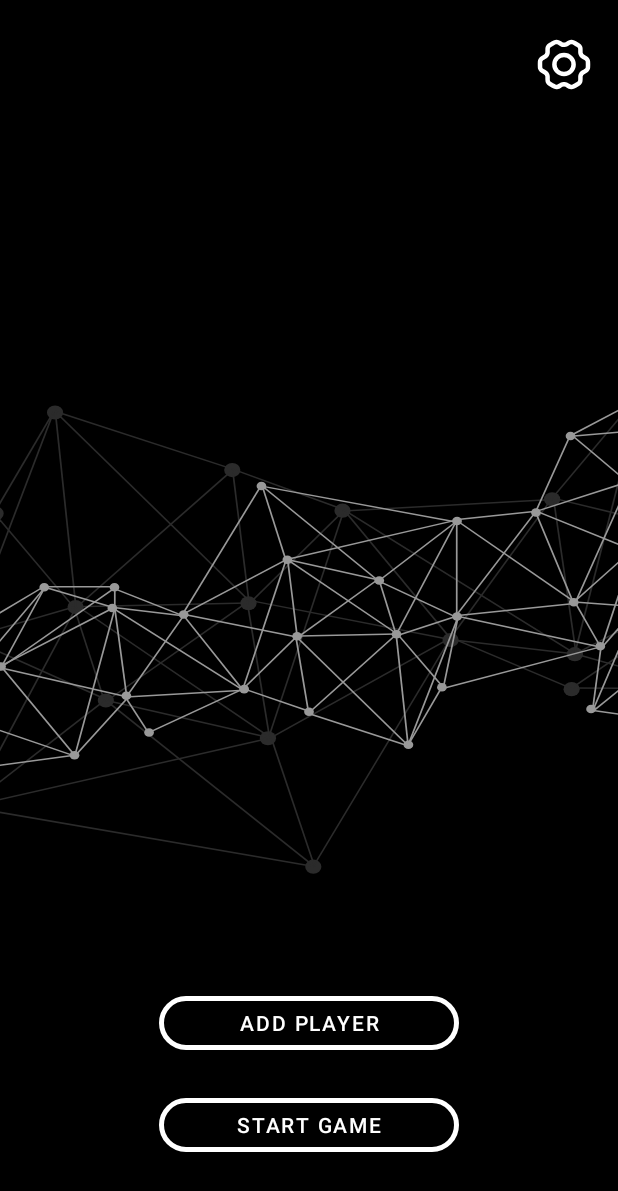
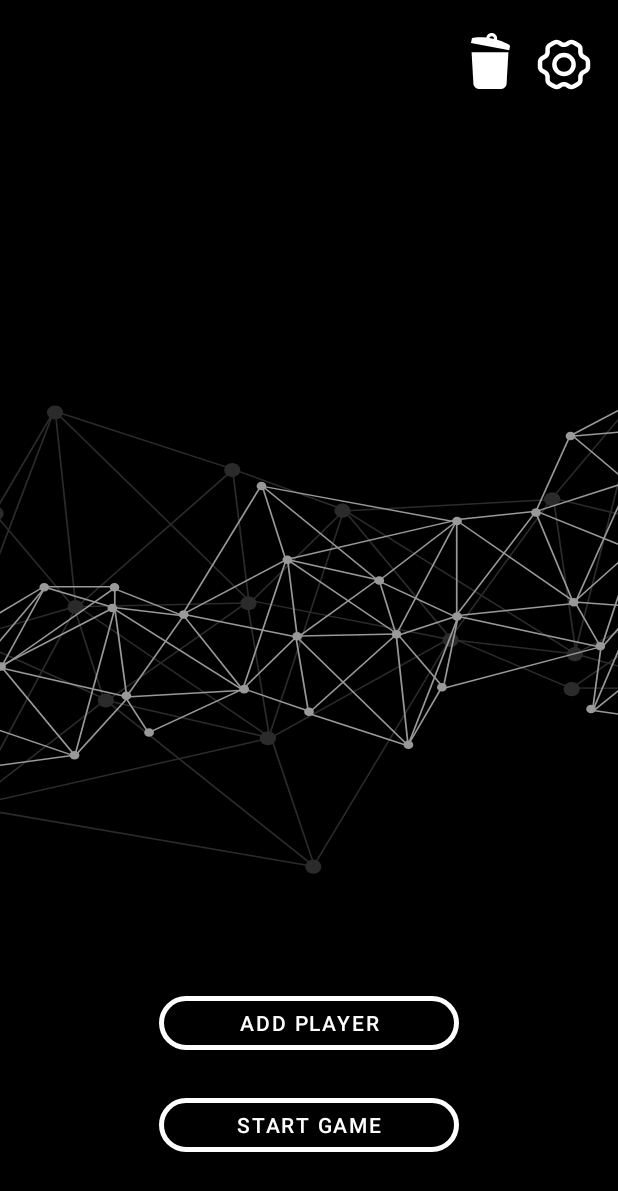
Before and after one commit to Tvinkvinter/MobileCroupier, an Android app: the screen it shows after launch (MainActivity), on a phone screen of 412 x 824 dp. Shown: the top 1191 px of the screen. Run offline under Robolectric (Android 15) with nearby library versions, the phone set to English and light mode, and no system bars.

Commit message:
feature: implement tile deleting

```diff
--- a/app/src/main/java/com/atarusov/pokerapp/MainActivity.kt
+++ b/app/src/main/java/com/atarusov/pokerapp/MainActivity.kt
@@ -1,10 +1,8 @@
 package com.atarusov.pokerapp
 
+import android.os.Bundle
 import androidx.appcompat.app.AppCompatActivity
-import android.os.Bundle
 import com.atarusov.pokerapp.databinding.ActivityMainBinding
-import com.atarusov.pokerapp.screens.ConfigureScreenFragment
-import com.atarusov.pokerapp.screens.GameScreenFragment
 
 class MainActivity : AppCompatActivity() {
 
--- a/app/src/main/java/com/atarusov/pokerapp/PlayersAdapter.kt
+++ b/app/src/main/java/com/atarusov/pokerapp/PlayersAdapter.kt
@@ -2,15 +2,21 @@ package com.atarusov.pokerapp
 
 import android.content.res.ColorStateList
 import android.view.LayoutInflater
+import android.view.View
 import android.view.ViewGroup
+import android.widget.ImageView
 import androidx.recyclerview.widget.RecyclerView
 import com.atarusov.pokerapp.databinding.PlayerTileBinding
 import com.atarusov.pokerapp.model.Player
 
-class OnClickListener(val clickListener: (player:Player) -> Unit){
+class OnClickListener(val clickListener: (player: Player) -> Unit) {
     fun onClick(player: Player) = clickListener(player)
 }
-class PlayersAdapter(private val clickListener: OnClickListener) : RecyclerView.Adapter<PlayersAdapter.PlayersViewHolder>() {
+
+class PlayersAdapter(
+    private val tileClickListener: OnClickListener,
+    private val crossClickListener: OnClickListener
+) : RecyclerView.Adapter<PlayersAdapter.PlayersViewHolder>() {
 
     var players: List<Player> = emptyList()
         set(newValue) {
@@ -18,6 +24,8 @@ class PlayersAdapter(private val clickListener: OnClickListener) : RecyclerView.
             //TODO: исправить выделение
             notifyDataSetChanged()
         }
+
+    var isInDeleteMode: Boolean = false
 
     override fun onCreateViewHolder(parent: ViewGroup, viewType: Int): PlayersViewHolder {
         val inflater = LayoutInflater.from(parent.context)
@@ -31,16 +39,30 @@ class PlayersAdapter(private val clickListener: OnClickListener) : RecyclerView.
         val player = players[position]
 
         holder.itemView.setOnClickListener {
-            clickListener.onClick(player)
+            tileClickListener.onClick(player)
+        }
+
+        holder.itemView.findViewById<ImageView>(R.id.deleting_cross).setOnClickListener {
+            crossClickListener.onClick(player)
         }
 
         with(holder.binding) {
             playerNameTv.text = player.name
             if (player.color != null) {
+                //TODO: get rid of the warning
                 playerNameTv.compoundDrawableTintList = ColorStateList.valueOf(player.color)
                 playerCard.setStrokeColor(ColorStateList.valueOf(player.color))
             }
         }
+
+        if (isInDeleteMode) {
+            holder.itemView.isEnabled = false
+            holder.itemView.findViewById<ImageView>(R.id.deleting_cross).visibility = View.VISIBLE
+        } else {
+            holder.itemView.isEnabled = true
+            holder.itemView.findViewById<ImageView>(R.id.deleting_cross).visibility = View.GONE
+        }
+
     }
 
     class PlayersViewHolder(
--- a/app/src/main/java/com/atarusov/pokerapp/screens/ConfigureScreenFragment.kt
+++ b/app/src/main/java/com/atarusov/pokerapp/screens/ConfigureScreenFragment.kt
@@ -1,6 +1,7 @@
 package com.atarusov.pokerapp.screens
 
 import android.app.AlertDialog
+import android.content.res.ColorStateList
 import android.graphics.Color
 import android.graphics.drawable.ColorDrawable
 import android.os.Bundle
@@ -40,9 +41,19 @@ class ConfigureScreenFragment : Fragment() {
         savedInstanceState: Bundle?
     ): View {
         binding = FragmentConfigureScreenBinding.inflate(inflater)
-        adapter = PlayersAdapter(OnClickListener {
-            showDialog(it)
-        })
+
+        binding.trashCanIc.setOnClickListener {
+            viewModel.switchDeleteMode()
+        }
+
+        adapter = PlayersAdapter(
+            tileClickListener = OnClickListener {
+                showDialog(it)
+            },
+            crossClickListener = OnClickListener {
+                viewModel.deletePlayer(it)
+            })
+        binding.playersList.adapter = adapter
 
         binding.addPlayerBtn.setOnClickListener {
             showDialog()
@@ -54,15 +65,28 @@ class ConfigureScreenFragment : Fragment() {
 
         viewModel.uiState.observe(viewLifecycleOwner) {
             adapter.players = it.players
-            if (it.maxPlayerCount) binding.addPlayerBtn.isEnabled = false
+
+            if (it.isInDeleteMode) {
+                binding.trashCanIc.imageTintList =
+                    ColorStateList.valueOf(requireContext().getColor(R.color.red))
+                adapter.isInDeleteMode = true
+                binding.addPlayerBtn.isEnabled = false
+                binding.startGameBtn.isEnabled = false
+            } else {
+                binding.trashCanIc.imageTintList =
+                    ColorStateList.valueOf(requireContext().getColor(R.color.white))
+                binding.addPlayerBtn.isEnabled = true
+                binding.startGameBtn.isEnabled = true
+                adapter.isInDeleteMode = false
+            }
+
+            if (it.maxPlayersCountReached) binding.addPlayerBtn.isEnabled = false
             when (it.message) {
                 Message.EMPTY_NAME -> showMessage(getString(R.string.empty_name_error_message))
                 Message.UNPICKED_COLOR -> showMessage(getString(R.string.unpicked_color_error_message))
                 null -> {}
             }
         }
-
-        binding.playersList.adapter = adapter
 
         val itemTouchHelper = ItemTouchHelper(object : ItemTouchHelper.SimpleCallback(
             ItemTouchHelper.UP or ItemTouchHelper.DOWN or ItemTouchHelper.START or ItemTouchHelper.END,
--- a/app/src/main/java/com/atarusov/pokerapp/screens/ConfigureScreenViewModel.kt
+++ b/app/src/main/java/com/atarusov/pokerapp/screens/ConfigureScreenViewModel.kt
@@ -13,22 +13,27 @@ enum class Message {
 
 data class ConfigureScreenUiState(
     val players: List<Player> = listOf(),
-    val maxPlayerCount: Boolean = players.size >= 8,
-    val message: Message? = null
+    val message: Message? = null,
+    val isInDeleteMode: Boolean = false
 )
 
+val ConfigureScreenUiState.maxPlayersCountReached: Boolean
+    get() = players.size >= 8
 val ConfigureScreenUiState.pickedColors: List<Int>
     get() = players.map { player -> player.color!! }.toList()
 
 class ConfigureScreenViewModel(
     private val playersService: PlayersService
-): ViewModel() {
+) : ViewModel() {
 
     private val _uiState = MutableLiveData(ConfigureScreenUiState())
     val uiState: LiveData<ConfigureScreenUiState> = _uiState
 
     private val listener: PlayersListener = { it ->
-        _uiState.value = ConfigureScreenUiState(it)
+        _uiState.value = ConfigureScreenUiState(
+            players = it,
+            isInDeleteMode = _uiState.value?.isInDeleteMode ?: false
+        )
     }
 
     init {
@@ -55,7 +60,7 @@ class ConfigureScreenViewModel(
                 players = _uiState.value!!.players,
                 message = Message.UNPICKED_COLOR
             )
-        else{
+        else {
             playersService.addPlayer(player)
             return true
         }
@@ -73,7 +78,7 @@ class ConfigureScreenViewModel(
                 players = _uiState.value!!.players,
                 message = Message.UNPICKED_COLOR
             )
-        else{
+        else {
             playersService.updatePlayer(player)
             return true
         }
@@ -92,7 +97,7 @@ class ConfigureScreenViewModel(
         playersService.deletePlayer(player)
     }
 
-    fun swapPlayers(position1: Int, position2: Int){
+    fun swapPlayers(position1: Int, position2: Int) {
         playersService.swapPlayers(position1, position2)
     }
 
@@ -102,4 +107,11 @@ class ConfigureScreenViewModel(
             message = null
         )
     }
+
+    fun switchDeleteMode() {
+        _uiState.value = ConfigureScreenUiState(
+            players = _uiState.value!!.players,
+            isInDeleteMode = !_uiState.value!!.isInDeleteMode
+        )
+    }
 }
--- /dev/null
+++ b/app/src/main/res/drawable/base_button_csl.xml
@@ -0,0 +1,14 @@
+<?xml version="1.0" encoding="utf-8"?>
+<selector xmlns:android="http://schemas.android.com/apk/res/android">
+    <item android:state_enabled="true"
+        android:state_pressed="true"
+        android:color="@color/light_gray"/>
+
+    <item android:state_enabled="true"
+        android:state_pressed="false"
+        android:color="@color/white"/>
+
+    <item android:state_enabled="false"
+        android:color="@color/translucent_white"/>
+
+</selector>
--- /dev/null
+++ b/app/src/main/res/drawable/ic_trash_can.xml
@@ -0,0 +1,12 @@
+<vector xmlns:android="http://schemas.android.com/apk/res/android"
+    android:width="26dp"
+    android:height="38dp"
+    android:viewportWidth="26"
+    android:viewportHeight="38">
+    <path
+        android:fillColor="#ffffff"
+        android:pathData="M1.604,33.905C1.711,35.747 3.308,37.253 5.151,37.253H9.31C11.154,37.253 14.172,37.253 16.016,37.253H20.175C22.018,37.253 23.615,35.747 23.722,33.905L24.944,12.835H0.383L1.604,33.905Z" />
+    <path
+        android:fillColor="#ffffff"
+        android:pathData="M25.443,7.787C25.104,7.559 22.118,5.785 17.383,4.438C17.387,4.416 17.392,4.395 17.396,4.374C17.774,2.372 16.458,0.443 14.457,0.065C12.455,-0.313 10.526,1.002 10.148,3.004C10.144,3.024 10.141,3.046 10.137,3.068C5.237,2.595 1.807,3.155 1.41,3.243C0.717,3.397 0.555,3.747 0.451,4.297C0.382,4.664 0,6.682 0,6.682L25.501,11.503C25.501,11.503 25.883,9.484 25.952,9.117C26.056,8.567 26.033,8.183 25.443,7.787ZM15.35,3.916C14.844,3.8 14.326,3.69 13.79,3.589C13.256,3.487 12.733,3.401 12.219,3.325C12.415,2.498 13.226,1.963 14.068,2.121C14.911,2.282 15.47,3.075 15.35,3.916Z" />
+</vector>
--- a/app/src/main/res/layout/activity_main.xml
+++ b/app/src/main/res/layout/activity_main.xml
@@ -19,17 +19,6 @@
         app:layout_constraintTop_toTopOf="parent"
         app:layout_constraintVertical_bias="0.499" />
 
-    <ImageButton
-        android:layout_width="wrap_content"
-        android:layout_height="wrap_content"
-        android:layout_marginTop="26dp"
-        android:layout_marginEnd="18dp"
-        android:background="@android:color/transparent"
-        android:contentDescription="TODO"
-        android:src="@drawable/ic_open_settings_button"
-        app:layout_constraintEnd_toEndOf="parent"
-        app:layout_constraintTop_toTopOf="parent" />
-
     <androidx.fragment.app.FragmentContainerView
         android:id="@+id/fragment_container"
         android:name="androidx.navigation.fragment.NavHostFragment"
--- a/app/src/main/res/layout/fragment_configure_screen.xml
+++ b/app/src/main/res/layout/fragment_configure_screen.xml
@@ -2,11 +2,35 @@
 <androidx.constraintlayout.widget.ConstraintLayout xmlns:android="http://schemas.android.com/apk/res/android"
     xmlns:app="http://schemas.android.com/apk/res-auto"
     xmlns:tools="http://schemas.android.com/tools"
-    android:id="@+id/frameLayout"
+    android:id="@+id/layout"
     android:layout_width="match_parent"
     android:layout_height="match_parent"
+    android:clipChildren="false"
     tools:background="@color/black"
     tools:context=".screens.ConfigureScreenFragment">
+
+    <ImageButton
+        android:id="@+id/trash_can_ic"
+        android:layout_width="wrap_content"
+        android:layout_height="wrap_content"
+        android:layout_marginEnd="18dp"
+        android:background="@android:color/transparent"
+        android:contentDescription="TODO"
+        android:src="@drawable/ic_trash_can"
+        app:layout_constraintBottom_toBottomOf="@id/settings_ic"
+        app:layout_constraintEnd_toStartOf="@id/settings_ic" />
+
+    <ImageButton
+        android:id="@+id/settings_ic"
+        android:layout_width="wrap_content"
+        android:layout_height="wrap_content"
+        android:layout_marginTop="26dp"
+        android:layout_marginEnd="18dp"
+        android:background="@android:color/transparent"
+        android:contentDescription="TODO"
+        android:src="@drawable/ic_open_settings_button"
+        app:layout_constraintEnd_toEndOf="parent"
+        app:layout_constraintTop_toTopOf="parent" />
 
     <androidx.constraintlayout.widget.Guideline
         android:id="@+id/guideline"
--- a/app/src/main/res/values/colors.xml
+++ b/app/src/main/res/values/colors.xml
@@ -1,5 +1,5 @@
 <?xml version="1.0" encoding="utf-8"?>
-<resources>
+<resources>\
     <color name="purple_200">#FFBB86FC</color>
     <color name="purple_500">#FF6200EE</color>
     <color name="purple_700">#FF3700B3</color>
@@ -7,6 +7,7 @@
     <color name="teal_700">#FF018786</color>
     <color name="black">#FF000000</color>
     <color name="white">#FFFFFFFF</color>
+    <color name="light_gray">#AAAAAA</color>
     <color name="translucent_white">#66FFFFFF</color>
 
     <color name="red">#D02323</color>
--- a/app/src/main/res/values/strings.xml
+++ b/app/src/main/res/values/strings.xml
@@ -16,5 +16,6 @@
     <string name="unpicked_color_error_message">Pick a color</string>
     <string name="max_length_error_message">The name is too long (maximum is 8 characters)</string>
     <string name="avatar_description">Player\'s avatar</string>
+    <string name="deleting_cross_description">The cross that removes the player</string>
 
 </resources>
--- a/app/src/main/res/values/styles.xml
+++ b/app/src/main/res/values/styles.xml
@@ -8,11 +8,11 @@
 
     <style name="stroked_button">
         <item name="backgroundTint">@color/black</item>
-        <item name="android:textColor">@color/white</item>
+        <item name="android:textColor">@drawable/base_button_csl</item>
         <item name="android:textSize">14sp</item>
         <item name="cornerRadius">30dp</item>
         <item name="strokeWidth">3dp</item>
-        <item name="strokeColor">@color/white</item>
+        <item name="strokeColor">@drawable/base_button_csl</item>
         <item name="textAllCaps">true</item>
         <item name="android:layout_height">44dp</item>
     </style>
```
Also changed, not shown: app/src/main/java/com/atarusov/pokerapp/screens/GameScreenFragment.kt (+8 -4 lines), app/src/main/res/drawable/deleting_cross.xml (added, +12 -0 lines), app/src/main/res/layout/player_tile.xml (+16 -5 lines).
